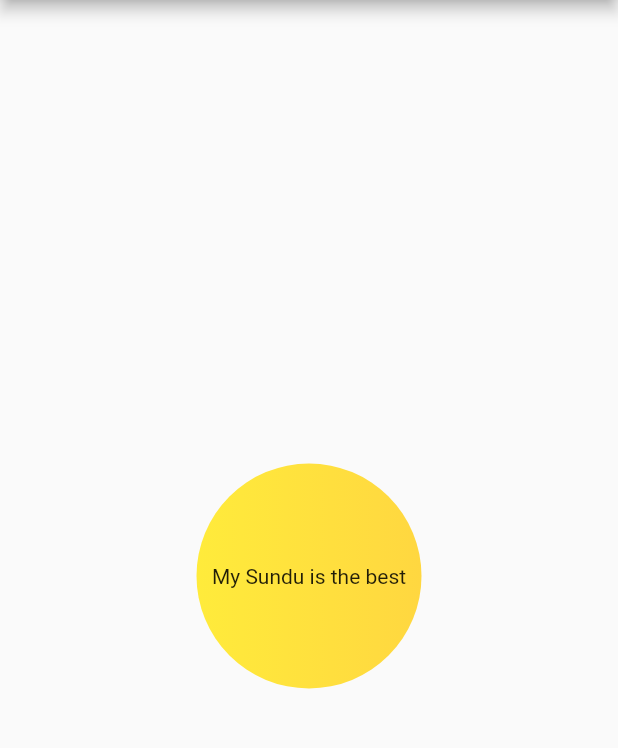
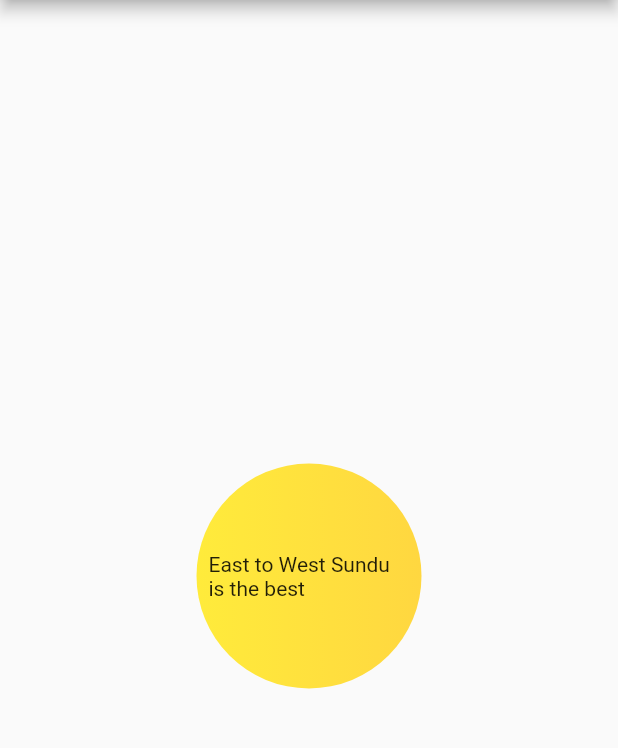
Before and after one commit to AnshulGemini/master, a Flutter app: the screen it shows after launch, on a phone screen of 412 x 824 dp, the part 84-832 px from its top. Run offline on Flutter 3.47's test engine with Material 2 defaults, Android fonts, the phone set to English and light mode, and no system bars.

Commit message:
A bit Changed

```diff
--- a/lib/main.dart
+++ b/lib/main.dart
@@ -30,7 +30,7 @@ class HomePage extends StatelessWidget {
           ),
           width: 150,
           height: 150,
-          child: Text("My Sundu is the best"),
+          child: Text("East to West Sundu is the best"),
         ),
       ),
     );
```
